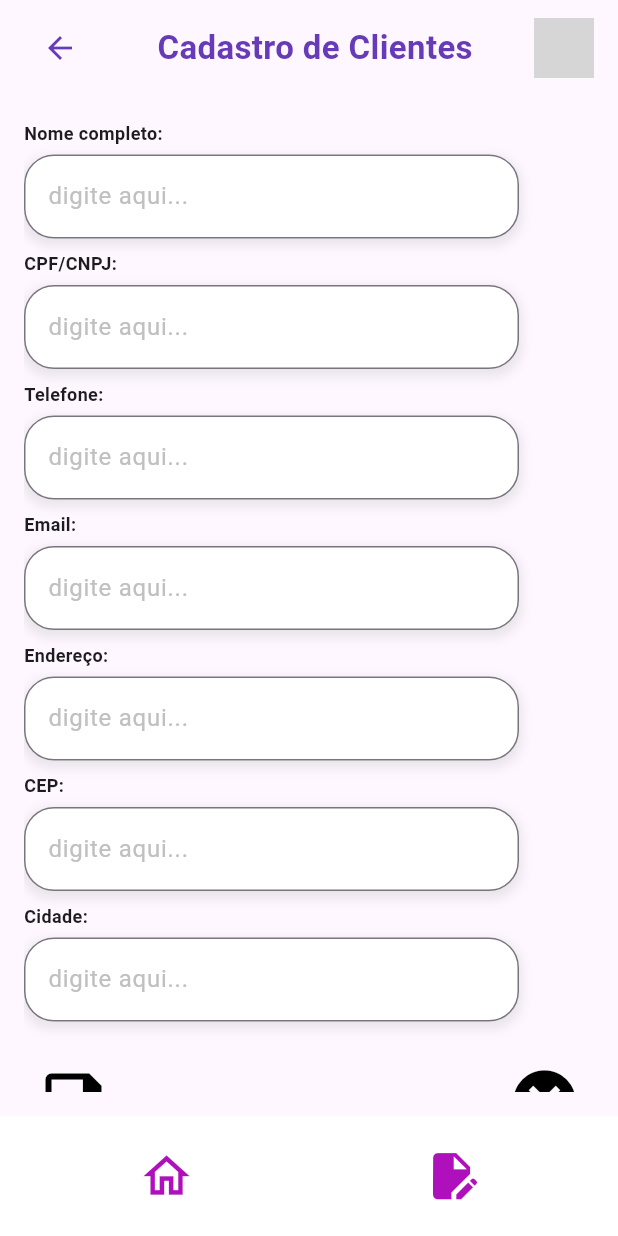
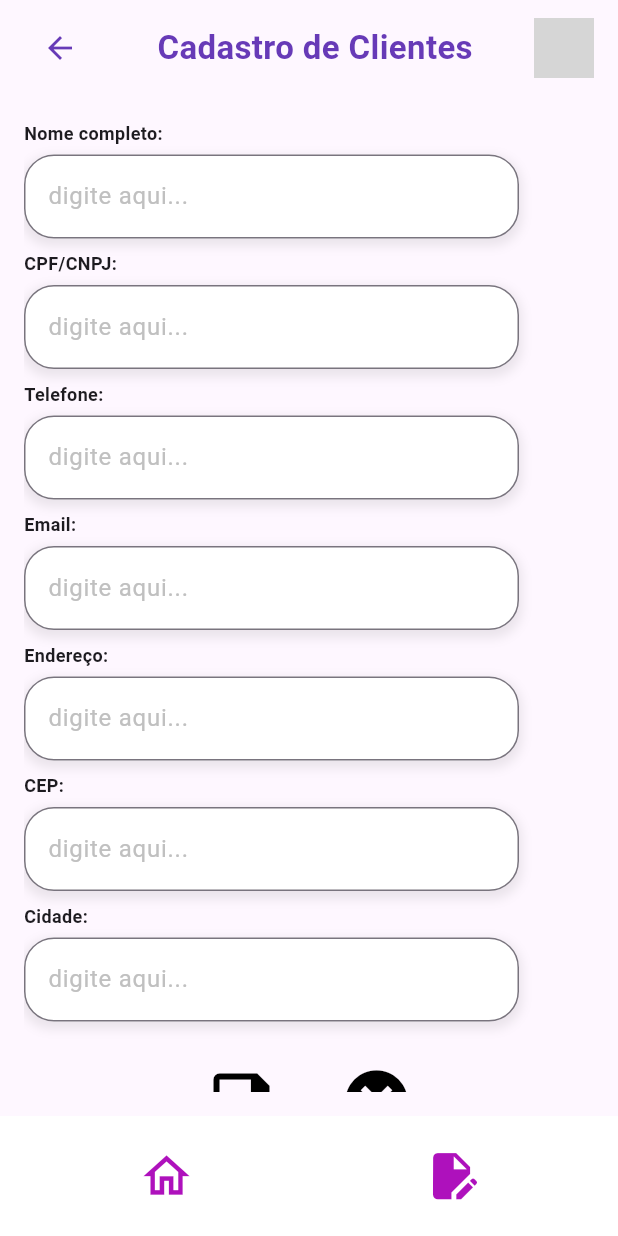
Before and after one commit to josiasgomes/projetofinalflutter, a Flutter app: the CadastroClientes screen opened directly, on a phone screen of 412 x 824 dp. Run offline on Flutter 3.47's test engine with Material 3 defaults, Android fonts, the phone set to English and light mode, and no system bars; our stand-ins replace firebase_auth, firebase_core; accounts and stored records are empty; network calls fail; grey boxes are pictures that could not be loaded.

Commit message:
cadastro clientes responsivo

```diff
--- a/lib/src/view/CadastroClientes/cadastro_clientes.dart
+++ b/lib/src/view/CadastroClientes/cadastro_clientes.dart
@@ -1,10 +1,11 @@
 import 'package:flutter/material.dart';
+// Certifique-se de que os imports dos seus widgets personalizados estão corretos
 import 'package:myapp/widget/app_bar.dart';
 import 'package:myapp/widget/barra_navegacao_principal.dart';
 import 'package:myapp/widget/campo_label.dart';
 import 'package:myapp/widget/linha_icones.dart';
 
-// 1. Convertido para StatefulWidget
+// Mantenha o StatefulWidget e o State para gerenciar os controladores
 class CadastroClientes extends StatefulWidget {
   const CadastroClientes({super.key});
 
@@ -13,7 +14,10 @@ class CadastroClientes extends StatefulWidget {
 }
 
 class _CadastroClientesState extends State<CadastroClientes> {
-  // 2. Cria os controladores para cada campo de texto
+  // Define a largura máxima do formulário para telas grandes
+  static const double _maxWidthForm = 600.0;
+
+  // Cria os controladores para cada campo de texto
   final _nomeController = TextEditingController();
   final _cpfCnpjController = TextEditingController();
   final _telefoneController = TextEditingController();
@@ -22,7 +26,7 @@ class _CadastroClientesState extends State<CadastroClientes> {
   final _cepController = TextEditingController();
   final _cidadeController = TextEditingController();
 
-  // 3. Limpa os controladores quando o widget é descartado
+  // Limpa os controladores quando o widget é descartado
   @override
   void dispose() {
     _nomeController.dispose();
@@ -42,12 +46,23 @@ class _CadastroClientesState extends State<CadastroClientes> {
         title: 'Cadastro de Clientes',
         automaticallyImplyLeading: true,
       ),
-      body: Padding(
+      // **1. USANDO LayoutBuilder PARA RESPONSIVIDADE HORIZONTAL**
+      body: LayoutBuilder(
+        builder: (context, constraints) {
+          // Captura a largura máxima disponível
+          final double screenWidth = constraints.maxWidth;
+
+          return Center(
+            // **2. LIMITANDO A LARGURA EM TELAS GRANDES**
+            // O formulário terá no máximo 600.0 de largura, centralizado,
+            // ou a largura total da tela se for menor que 600.0.
+            child: SizedBox(
+              width: screenWidth > _maxWidthForm ? _maxWidthForm : screenWidth,
+              child: Padding(
                 padding: const EdgeInsets.all(16.0),
-        child: Center(
                 child: ListView(
                   children: [
-              // 4. Associa os controladores aos seus respectivos campos
+                    // **Campos do Formulário**
                     CampoLabel(
                       label: "Nome completo:",
                       placeholder: "digite aqui...",
@@ -78,6 +93,7 @@ class _CadastroClientesState extends State<CadastroClientes> {
                       controller: _enderecoController,
                     ),
                     const SizedBox(height: 8),
+                    // Mantendo CEP e Cidade em coluna para máxima compatibilidade em celular
                     CampoLabel(
                       label: "CEP:",
                       placeholder: "digite aqui...",
@@ -90,9 +106,15 @@ class _CadastroClientesState extends State<CadastroClientes> {
                       controller: _cidadeController,
                     ),
                     const SizedBox(height: 20),
-              const Row(
-                mainAxisAlignment: MainAxisAlignment.spaceBetween,
-                children: [
+
+                    // **3. USANDO Wrap PARA BOTÕES RESPONSIVOS**
+                    // O Wrap quebra os elementos para a próxima linha se não houver espaço suficiente,
+                    // evitando o erro de "overflow" (elementos passando do limite da tela).
+                    Wrap(
+                      alignment: WrapAlignment.center, // Centraliza os botões no container
+                      spacing: 24.0, // Espaçamento horizontal entre os botões
+                      runSpacing: 10.0, // Espaçamento vertical (ao quebrar a linha)
+                      children: const [
                         LinhaIcones(label: "Salvar", icon: Icons.save),
                         LinhaIcones(label: "Cancelar", icon: Icons.cancel),
                       ],
@@ -102,6 +124,9 @@ class _CadastroClientesState extends State<CadastroClientes> {
                 ),
               ),
             ),
+          );
+        },
+      ),
       bottomNavigationBar: const BarraNavegacaoPrincipal(),
     );
   }
```
Lines whose indentation alone changed are shown as unchanged.
